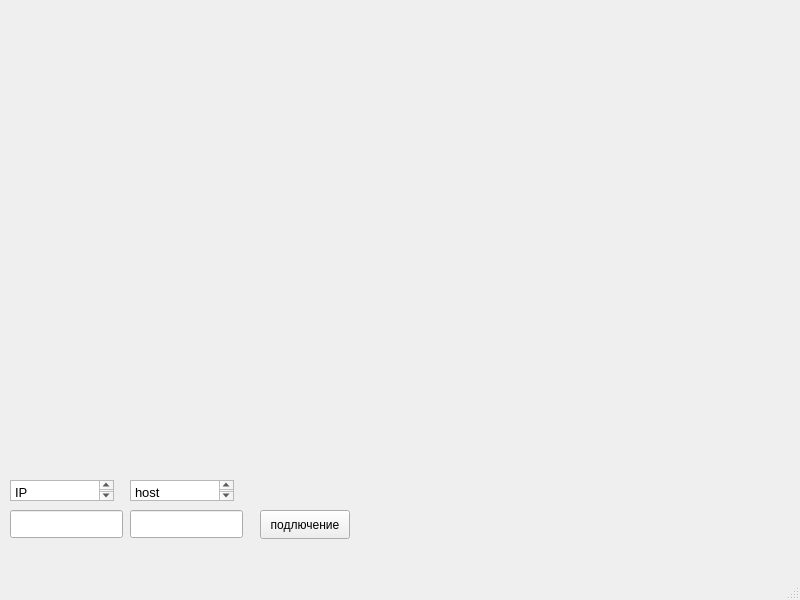
This is mainwindow.ui in chnoq2/TextEditor as Qt 5 draws it before an edit. The edited form follows.
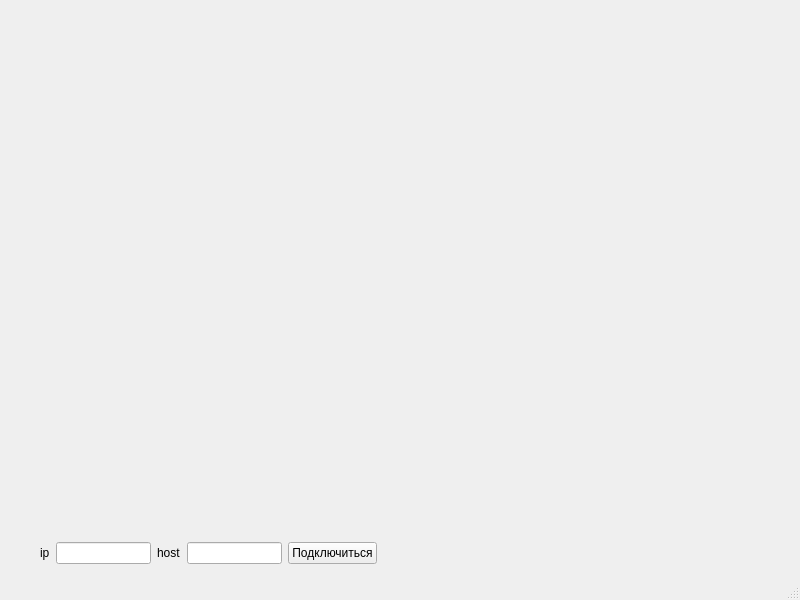
This is the edited form.

```diff
--- a/mainwindow.ui
+++ b/mainwindow.ui
@@ -14,79 +14,44 @@
    <string>MainWindow</string>
   </property>
   <widget class="QWidget" name="centralwidget">
-   <widget class="QLineEdit" name="IP_line">
+   <widget class="QWidget" name="">
     <property name="geometry">
      <rect>
-      <x>10</x>
-      <y>510</y>
-      <width>113</width>
-      <height>28</height>
+      <x>40</x>
+      <y>540</y>
+      <width>337</width>
+      <height>26</height>
      </rect>
     </property>
-   </widget>
-   <widget class="QPushButton" name="pushButton">
-    <property name="geometry">
-     <rect>
-      <x>260</x>
-      <y>510</y>
-      <width>90</width>
-      <height>29</height>
-     </rect>
-    </property>
-    <property name="text">
-     <string>подлючение</string>
-    </property>
-   </widget>
-   <widget class="QLineEdit" name="host_line">
-    <property name="geometry">
-     <rect>
-      <x>130</x>
-      <y>510</y>
-      <width>113</width>
-      <height>28</height>
-     </rect>
-    </property>
-   </widget>
-   <widget class="QTextEdit" name="textEdit">
-    <property name="geometry">
-     <rect>
-      <x>10</x>
-      <y>480</y>
-      <width>104</width>
-      <height>21</height>
-     </rect>
-    </property>
-    <property name="html">
-     <string>&lt;!DOCTYPE HTML PUBLIC &quot;-//W3C//DTD HTML 4.0//EN&quot; &quot;http://www.w3.org/TR/REC-html40/strict.dtd&quot;&gt;
-&lt;html&gt;&lt;head&gt;&lt;meta name=&quot;qrichtext&quot; content=&quot;1&quot; /&gt;&lt;meta charset=&quot;utf-8&quot; /&gt;&lt;style type=&quot;text/css&quot;&gt;
-p, li { white-space: pre-wrap; }
-hr { height: 1px; border-width: 0; }
-li.unchecked::marker { content: &quot;\2610&quot;; }
-li.checked::marker { content: &quot;\2612&quot;; }
-&lt;/style&gt;&lt;/head&gt;&lt;body style=&quot; font-family:'Segoe UI'; font-size:9pt; font-weight:400; font-style:normal;&quot;&gt;
-&lt;p style=&quot; margin-top:0px; margin-bottom:0px; margin-left:0px; margin-right:0px; -qt-block-indent:0; text-indent:0px;&quot;&gt;&lt;span style=&quot; font-size:10pt;&quot;&gt;IP&lt;/span&gt;&lt;/p&gt;&lt;/body&gt;&lt;/html&gt;</string>
-    </property>
-   </widget>
-   <widget class="QTextEdit" name="textEdit_2">
-    <property name="geometry">
-     <rect>
-      <x>130</x>
-      <y>480</y>
-      <width>104</width>
-      <height>21</height>
-     </rect>
-    </property>
-    <property name="html">
-     <string>&lt;!DOCTYPE HTML PUBLIC &quot;-//W3C//DTD HTML 4.0//EN&quot; &quot;http://www.w3.org/TR/REC-html40/strict.dtd&quot;&gt;
-&lt;html&gt;&lt;head&gt;&lt;meta name=&quot;qrichtext&quot; content=&quot;1&quot; /&gt;&lt;meta charset=&quot;utf-8&quot; /&gt;&lt;style type=&quot;text/css&quot;&gt;
-p, li { white-space: pre-wrap; }
-hr { height: 1px; border-width: 0; }
-li.unchecked::marker { content: &quot;\2610&quot;; }
-li.checked::marker { content: &quot;\2612&quot;; }
-&lt;/style&gt;&lt;/head&gt;&lt;body style=&quot; font-family:'Segoe UI'; font-size:9pt; font-weight:400; font-style:normal;&quot;&gt;
-&lt;p style=&quot; margin-top:0px; margin-bottom:0px; margin-left:0px; margin-right:0px; -qt-block-indent:0; text-indent:0px;&quot;&gt;&lt;span style=&quot; font-size:10pt;&quot;&gt;host&lt;/span&gt;&lt;/p&gt;
-&lt;p style=&quot;-qt-paragraph-type:empty; margin-top:0px; margin-bottom:0px; margin-left:0px; margin-right:0px; -qt-block-indent:0; text-indent:0px; font-size:10pt;&quot;&gt;&lt;br /&gt;&lt;/p&gt;&lt;/body&gt;&lt;/html&gt;</string>
-    </property>
+    <layout class="QHBoxLayout" name="horizontalLayout">
+     <item>
+      <widget class="QLabel" name="label">
+       <property name="text">
+        <string>ip</string>
+       </property>
+      </widget>
+     </item>
+     <item>
+      <widget class="QLineEdit" name="IP_line"/>
+     </item>
+     <item>
+      <widget class="QLabel" name="label_2">
+       <property name="text">
+        <string>host</string>
+       </property>
+      </widget>
+     </item>
+     <item>
+      <widget class="QLineEdit" name="host_line"/>
+     </item>
+     <item>
+      <widget class="QPushButton" name="pushButton">
+       <property name="text">
+        <string>Подключиться</string>
+       </property>
+      </widget>
+     </item>
+    </layout>
    </widget>
   </widget>
   <widget class="QMenuBar" name="menubar">
```
Left out of the diff: 2 changed lines with no effect on the pictures.
